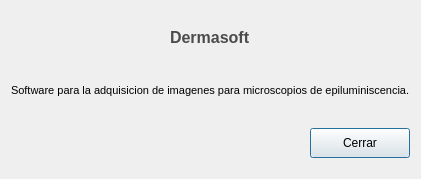
Old version of the form acercade.ui in the repository Gabrielnz/pasantia-CIMBUC.
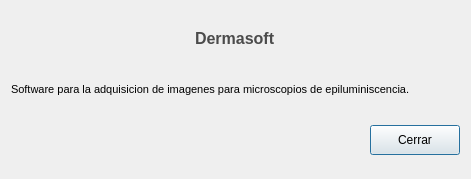
New version of the form.

```diff
--- a/acercade.ui
+++ b/acercade.ui
@@ -6,7 +6,7 @@
    <rect>
     <x>0</x>
     <y>0</y>
-    <width>403</width>
+    <width>471</width>
     <height>179</height>
    </rect>
   </property>
@@ -27,7 +27,7 @@
        <property name="sizeHint" stdset="0">
         <size>
          <width>20</width>
-         <height>10</height>
+         <height>13</height>
         </size>
        </property>
       </spacer>
@@ -131,7 +131,7 @@
         <widget class="QPushButton" name="btnAcercaCerrar">
          <property name="minimumSize">
           <size>
-           <width>100</width>
+           <width>90</width>
            <height>30</height>
           </size>
          </property>
@@ -153,7 +153,7 @@
        <property name="sizeHint" stdset="0">
         <size>
          <width>20</width>
-         <height>10</height>
+         <height>13</height>
         </size>
        </property>
       </spacer>
```
